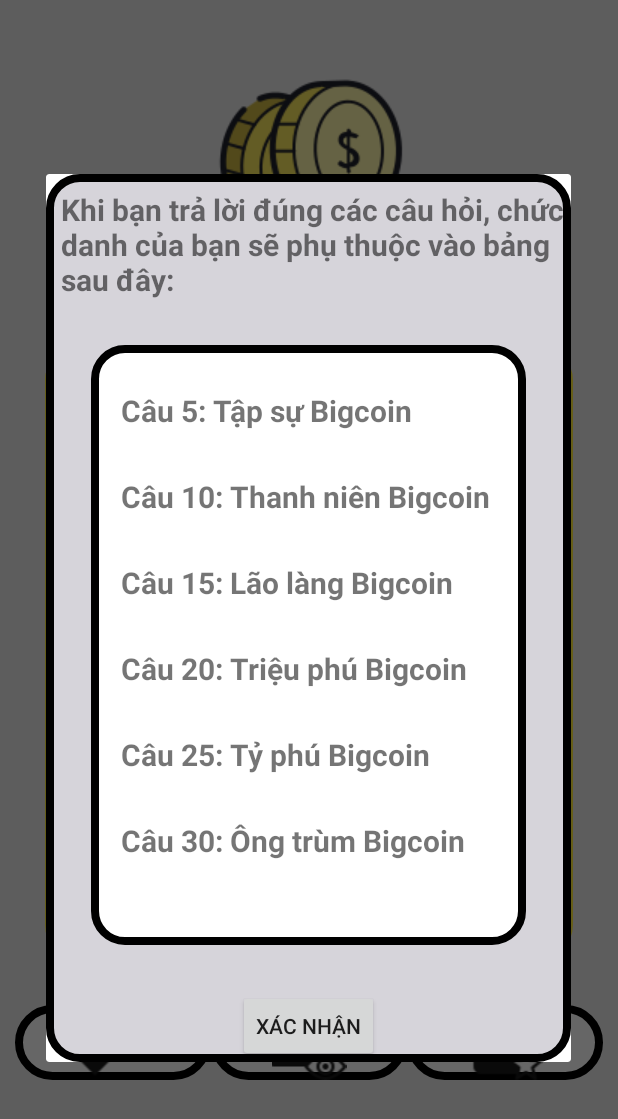
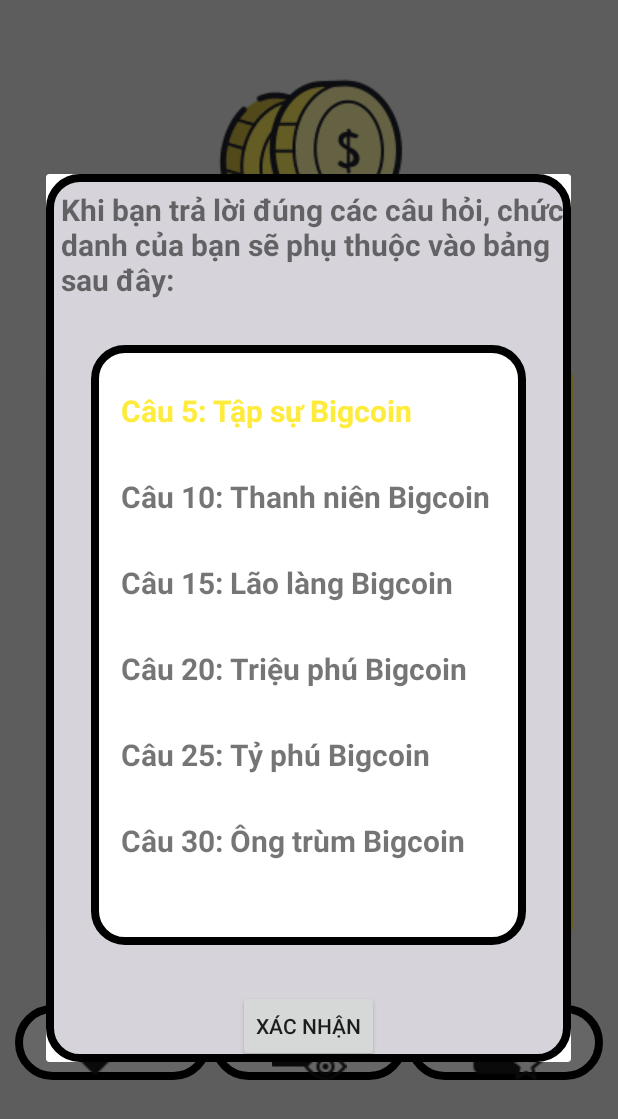
Before and after one commit to luongchihao2143/aaa, an Android app: the QuestionActivity screen opened directly, with no data from a screen before it, after a tap on an icon or button, on a phone screen of 412 x 824 dp. Shown: the top 1119 px of the screen. Run offline under Robolectric (Android 15) with nearby library versions, the phone set to English and light mode, and no system bars; our stand-ins replace Firebase (no records; nobody signed in at launch, a user with empty details on screens opened directly).

Commit message:
Thêm firebase

```diff
--- a/app/src/main/java/com/ps14498/ailatrieuphu/QuestionActivity.java
+++ b/app/src/main/java/com/ps14498/ailatrieuphu/QuestionActivity.java
@@ -24,12 +24,13 @@ import com.google.firebase.database.ValueEventListener;
 import com.ps14498.ailatrieuphu.Model.Question;
 
 import java.util.ArrayList;
+import java.util.Iterator;
 import java.util.Map;
 import java.util.Random;
 
 public class QuestionActivity extends AppCompatActivity {
     Button btna, btnb, btnc, btnd, btntieptuc, btnchoilai;
-    TextView tvstt, tvcauhoi, tvdapan;
+    TextView tvstt, tvcauhoi, tvdapan, cau5, cau10, cau15, cau20, cau25, cau30;
     ArrayList<Question> list;
     int idcauhoi = 0;
     Random random;
@@ -37,11 +38,13 @@ public class QuestionActivity extends AppCompatActivity {
     String []question = {"Question","Question2", "Question3", "Question4"};
     Button btnxn;
     ImageView ivchucdanh;
+    int diem;
     @Override
     protected void onCreate(Bundle savedInstanceState) {
         super.onCreate(savedInstanceState);
         setContentView(R.layout.activity_question);
         anhxa();
+        themdulieufirebase();
         doidulieulist();
         random = new Random();
 //        int stt =  random.nextInt(list.size());
@@ -72,13 +75,20 @@ public class QuestionActivity extends AppCompatActivity {
 
         list.add(new Question(1, "TP.Hồ Chí Minh ở miền nào Việt Nam", "Bắc", "Trung", "Nam", "Không có đáp án", "Nam"));
 
-        for(int i=0;i<question.length;i++) {
-            mData = FirebaseDatabase.getInstance().getReference(question[i]);
+        for(int i=1;i<50;i++) {
+            mData = FirebaseDatabase.getInstance().getReference("Question"+i);
             mData.addValueEventListener(new ValueEventListener() {
                 @Override
                 public void onDataChange(@NonNull DataSnapshot snapshot) {
                     if (snapshot.exists())
                     {
+                        //
+////                        Iterator<DataSnapshot> iterator = snapshot.getChildren().iterator();
+////                        while (iterator.hasNext())
+////                        {
+////                            iterator.next().getKey();
+//                            }
+                        //
                         Map<String, Object> map = (Map<String, Object>) snapshot.getValue();
                         String cauhoi = (String) map.get("cauhoi");
                         int id = Integer.parseInt(String.valueOf(map.get("id")));
@@ -89,8 +99,6 @@ public class QuestionActivity extends AppCompatActivity {
                         String d = (String) map.get("d");
                         list.add(new Question(id, cauhoi, a, b, c, d, ans));
                     }
-                    else Toast.makeText(QuestionActivity.this, "Không có câu hỏi để hiện", Toast.LENGTH_SHORT).show();
-
 
                 }
 
@@ -214,22 +222,72 @@ public class QuestionActivity extends AppCompatActivity {
     public void ketqua(Question questions){
         Intent intent = getIntent();
         String ten =intent.getStringExtra("ten");
-        Log.d("ten", ten);
-        Toast.makeText(QuestionActivity.this, list.size()+"", Toast.LENGTH_SHORT).show();
         Intent i = new Intent(QuestionActivity.this, KetQuaActitivy.class);
-        Log.d("số câu hỏi", idcauhoi+"");
-        int diem = (idcauhoi)*10;
+         diem = (idcauhoi)*10;
         i.putExtra("diem", diem+"");
         i.putExtra("ten", ten+"");
         Log.d("Số câu hiện tại", diem+"");
         startActivity(i);
     }
 
+    public void themdulieufirebase(){
+        mData = FirebaseDatabase.getInstance().getReference();
+        Question question = new Question(2, "1MB(Mega byte) bằng:", "1024GB", "1024KB", "1000KB", "1000B","1024KB");
+        mData.child("Question2").setValue(question);
+
+        question = new Question(3, "Để cài đặt thêm các bộ Font trong môi trường windows, ta dùng chức năng: ", "Destop của Control Panel", "Regional Setting của Control Panel", "System của Control Panel", "Font  của Control Panel","Font  của Control Panel");
+        mData.child("Question3").setValue(question);
+
+        question = new Question(4, "Có thể hồi phục (restore) các tập tin bị xoá sau khi nhấn phím Delete bằng cách: ", "Mở Recycle Bin", "Mở Internet Explorer", "Mở My Computer", "Mở My Documents","Mở Recycle Bin");
+        mData.child("Question4").setValue(question);
+
+        question = new Question(5, "Đặc điểm chính của Virus máy tính là: ", "Phá hoại", "Lây lan", "Tự nhân bản", "Cả 3 câu A B C đều đúng","Cả 3 câu A B C đều đúng");
+        mData.child("Question5").setValue(question);
+
+        question = new Question(6, "Để chọn cửa sổ của chương trình cần làm việc trong Windows ta chọn", "Nhấn chọn biểu tượng chương trình trên thanh Taskbar", "Nhấn giữ phím Alt và gõ phím Tab cho đến khi chọn được chương trình", "(A) và (B) đúng", "(A) và (B) sai","(A) và (B) đúng");
+        mData.child("Question6").setValue(question);
+
+        question = new Question(7, "Để tạo biểu tượng (Shotcut) của chương trình lên màn hình Desktop, bấm chuột phải vào tập tin cần tạo shortcut và chọn:", "New/Folder", "Creat Shortcut", "Mở My Computer", "Cả (B) và (C) đều đúng","Creat Shortcut");
+        mData.child("Question7").setValue(question);
+
+        question = new Question(50, "Chương trình Windows Explore dùng để:", "Quản lý văn bản", "Quản lý thư mục ", "Quản lý tập tin, thư mục", "Chọn nền văn bản","Quản lý tập tin, thư mục");
+        mData.child("Question50").setValue(question);
+
+        question = new Question(49, "Để xoá ký tự đứng trước (con trỏ) điểm nháy, ta bấm phím:", "Page Up", "Page Down", "Delete", "Backspace","Backspace");
+        mData.child("Question49").setValue(question);
+
+        question = new Question(48, "Muốn gỡ bỏ một chương trình đã cài đặt vào trong máy. Sau khi vào Start/Settings/Control panel, ta thực hiện như sau: ","Mở File/Remove Program, chọn chương trình cần gỡ bỏ, nhấn nút Remove", "Mở New/ Accessories, chọn chương trình cần gỡ bỏ, nhấn Remove", "Mở Program/Accessories, chọn chương trình cần gỡ bỏ, nhấn nút emove",
+                "Mở Add or Remove program, chọn chương trình cần gỡ bỏ, nhấn nút Remove",
+                "Mở Add or Remove program, chọn chương trình cần gỡ bỏ, nhấn nút Remove");
+        mData.child("Question48").setValue(question);
+
+        question = new Question(47, "Để thực thi một chương trình trong Windows ta làm như sau:", "Nháy kép chuột trái vào File thực thi", "Bấm chuột phải vào File thực thi, chọn Open", "Nháy đơn chuột trái vào File thực thi, bấm phím Enter", "Cả 3 cách trên đều đúng","Cả 3 cách trên đều đúng");
+        mData.child("Question47").setValue(question);
+
+        question = new Question(46, "Để đánh dấu chọn một cách không liên tục các tập tin hay thư mục trong Windows, trong khi nhấn chuột trái (Left Click) và ta cần giữ phím:", "Shift", "Ctrl", "Alt", "Insert","Ctrl");
+        mData.child("Question46").setValue(question);
+
+
+
+
+    }
 
         public void openDialog(){
             Dialog dialog = new Dialog(QuestionActivity.this);
             dialog.setContentView(R.layout.dialog_bangdiem);
             btnxn = dialog.findViewById(R.id.btnok);
+            cau5 = dialog.findViewById(R.id.cau5);
+            cau10 = dialog.findViewById(R.id.cau10);
+            cau15 = dialog.findViewById(R.id.cau15);
+            cau20 = dialog.findViewById(R.id.cau20);
+            cau25 = dialog.findViewById(R.id.cau25);
+            cau30 = dialog.findViewById(R.id.cau30);
+            if (diem<=50) cau5.setTextColor(Color.parseColor("#FFEB3B"));
+            else if (diem<=100) cau10.setTextColor(Color.parseColor("#FFEB3B"));
+            else if (diem<=150) cau15.setTextColor(Color.parseColor("#FFEB3B"));
+            else if (diem<=200) cau20.setTextColor(Color.parseColor("#FFEB3B"));
+            else if (diem<=250) cau25.setTextColor(Color.parseColor("#FFEB3B"));
+            else                cau30.setTextColor(Color.parseColor("#FFEB3B"));
             btnxn.setOnClickListener(new View.OnClickListener() {
                 @Override
                 public void onClick(View v) {
--- a/app/src/main/res/layout/activity_question.xml
+++ b/app/src/main/res/layout/activity_question.xml
@@ -15,6 +15,8 @@
         android:src="@drawable/coin"
         android:layout_width="200dp"
         android:layout_height="200dp"/>
+
+
 
     <LinearLayout
         android:orientation="vertical"
--- a/app/src/main/res/layout/dialog_bangdiem.xml
+++ b/app/src/main/res/layout/dialog_bangdiem.xml
@@ -23,26 +23,32 @@
         android:layout_height="400dp">
 
         <TextView
+            android:id="@+id/cau5"
             android:text="Câu 5: Tập sự Bigcoin"
             style="@style/tv"/>
 
         <TextView
+            android:id="@+id/cau10"
             android:text="Câu 10: Thanh niên Bigcoin"
             style="@style/tv"/>
 
         <TextView
+            android:id="@+id/cau15"
             android:text="Câu 15: Lão làng Bigcoin"
             style="@style/tv"/>
 
         <TextView
+            android:id="@+id/cau20"
             android:text="Câu 20: Triệu phú Bigcoin"
             style="@style/tv"/>
 
         <TextView
+            android:id="@+id/cau25"
             android:text="Câu 25: Tỷ phú Bigcoin"
             style="@style/tv"/>
 
         <TextView
+            android:id="@+id/cau30"
             android:text="Câu 30: Ông trùm Bigcoin"
             style="@style/tv"/>
     </LinearLayout>
```
Also changed, not shown: app/src/main/java/com/ps14498/ailatrieuphu/KetQuaActitivy.java (+50 -2 lines), app/src/main/res/layout/activity_ket_qua_actitivy.xml (+3 -5 lines).
